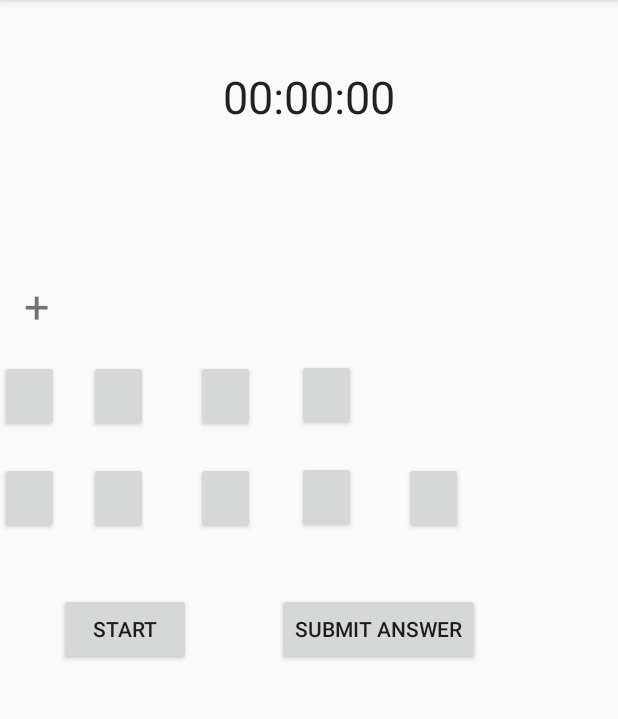
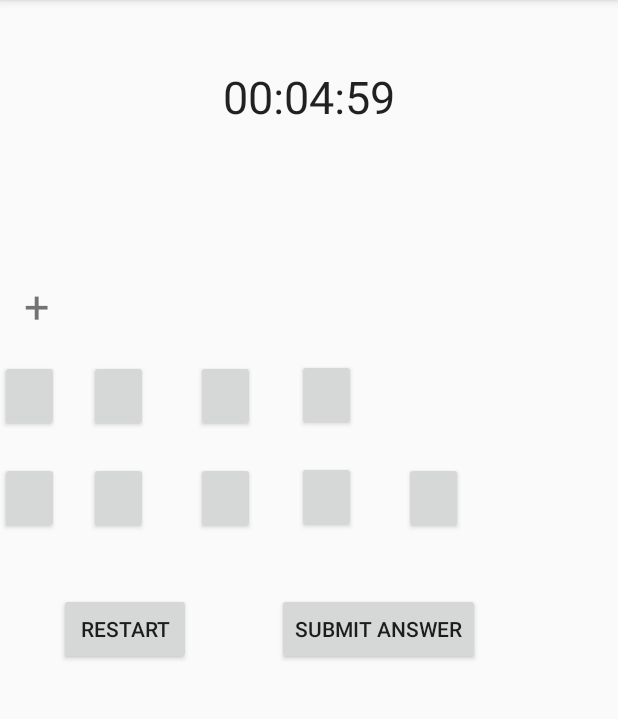
Before and after one commit to AnSrwn/MathAdd, an Android app: the screen it shows after launch (MainActivity), after a tap on "SUBMIT ANSWER", on a phone screen of 412 x 824 dp, the part 84-803 px from its top. Run offline under Robolectric (Android 15) with nearby library versions, the phone set to English and light mode, and no system bars; our stand-ins replace data binding; 38 statements that could not run were skipped; 1 other tap on this screen came first.

Commit message:
shows only the Start button at the beginning

```diff
--- a/app/src/main/java/com/andreas/mathadd/MainActivity.java
+++ b/app/src/main/java/com/andreas/mathadd/MainActivity.java
@@ -15,9 +15,6 @@ public class MainActivity extends AppCompatActivity {
     ActivityMainBinding binding;
     MathData mathData = MathData.getInstance();
 
-    private boolean reStart = false;
-
-
     @Override
     protected void onCreate(Bundle savedInstanceState) {
         super.onCreate(savedInstanceState);
@@ -26,26 +23,30 @@ public class MainActivity extends AppCompatActivity {
         binding = DataBindingUtil.setContentView(this, R.layout.activity_main);
         binding.setMathData(mathData);
 
+        findViewById(R.id.startBackground).bringToFront();
+
         //TODO modify chronometer, so that it also shows milliseconds
         final Chronometer chronometer = findViewById(R.id.chronometer);
         final Button startButton = findViewById(R.id.buttonStart);
+        final Button restartButton = findViewById(R.id.buttonRestart);
         final Button submitButton = findViewById(R.id.buttonSubmit);
-
-        startButton.setText(getResources().getString(R.string.start));
 
         startButton.setOnClickListener(new View.OnClickListener() {
             @Override
+            public void onClick(View v) {
+                findViewById(R.id.startBackground).setVisibility(View.GONE);
+                chronometer.setBase(SystemClock.elapsedRealtime());
+                chronometer.start();
+            }
+        });
+
+        restartButton.setOnClickListener(new View.OnClickListener() {
+            @Override
             public void onClick (View v) {
-                if (!reStart) {
-                    chronometer.setBase(SystemClock.elapsedRealtime());
-                    chronometer.start();
-                    startButton.setText(getResources().getString(R.string.restart));
-                    reStart = true;
-                } else {
-                    mathData.restart();
-                    chronometer.setBase(SystemClock.elapsedRealtime());
-                    chronometer.start();
-                }
+                mathData.restart();
+                chronometer.setBase(SystemClock.elapsedRealtime());
+                chronometer.start();
+
             }
         });
 
--- a/app/src/main/res/layout/activity_main.xml
+++ b/app/src/main/res/layout/activity_main.xml
@@ -10,9 +10,26 @@
     </data>
 
     <android.support.constraint.ConstraintLayout
+        android:id="@+id/layoutMain"
         android:layout_width="match_parent"
         android:layout_height="match_parent"
         tools:context=".MainActivity">
+
+        <RelativeLayout
+            android:id="@+id/startBackground"
+            android:layout_width="match_parent"
+            android:layout_height="match_parent"
+            android:background="#ffffff"
+            android:elevation="2dp">
+
+            <Button
+                android:id="@+id/buttonStart"
+                android:layout_width="wrap_content"
+                android:layout_height="wrap_content"
+                android:layout_centerInParent="true"
+                android:text="@string/start" />
+        </RelativeLayout>
+
 
         <com.andreas.mathadd.Chronometer
             android:id="@+id/chronometer"
@@ -232,16 +249,17 @@
             android:layout_marginStart="57dp"
             android:layout_marginTop="39dp"
             android:text="@string/submit"
-            app:layout_constraintStart_toEndOf="@+id/buttonStart"
+            app:layout_constraintStart_toEndOf="@+id/buttonRestart"
             app:layout_constraintTop_toBottomOf="@+id/buttonResult0" />
 
         <Button
-            android:id="@+id/buttonStart"
+            android:id="@+id/buttonRestart"
             android:layout_width="wrap_content"
             android:layout_height="wrap_content"
             android:layout_marginLeft="39dp"
             android:layout_marginStart="39dp"
             android:layout_marginTop="39dp"
+            android:text="@string/restart"
             app:layout_constraintStart_toStartOf="parent"
             app:layout_constraintTop_toBottomOf="@+id/buttonResult3" />
 
```
